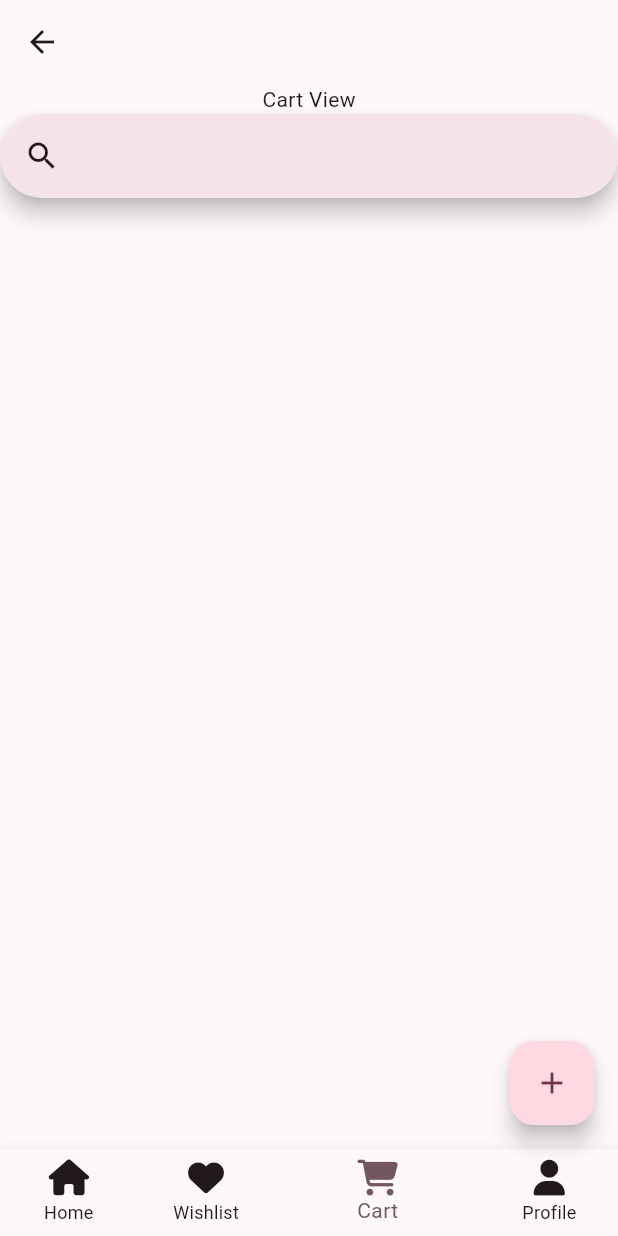
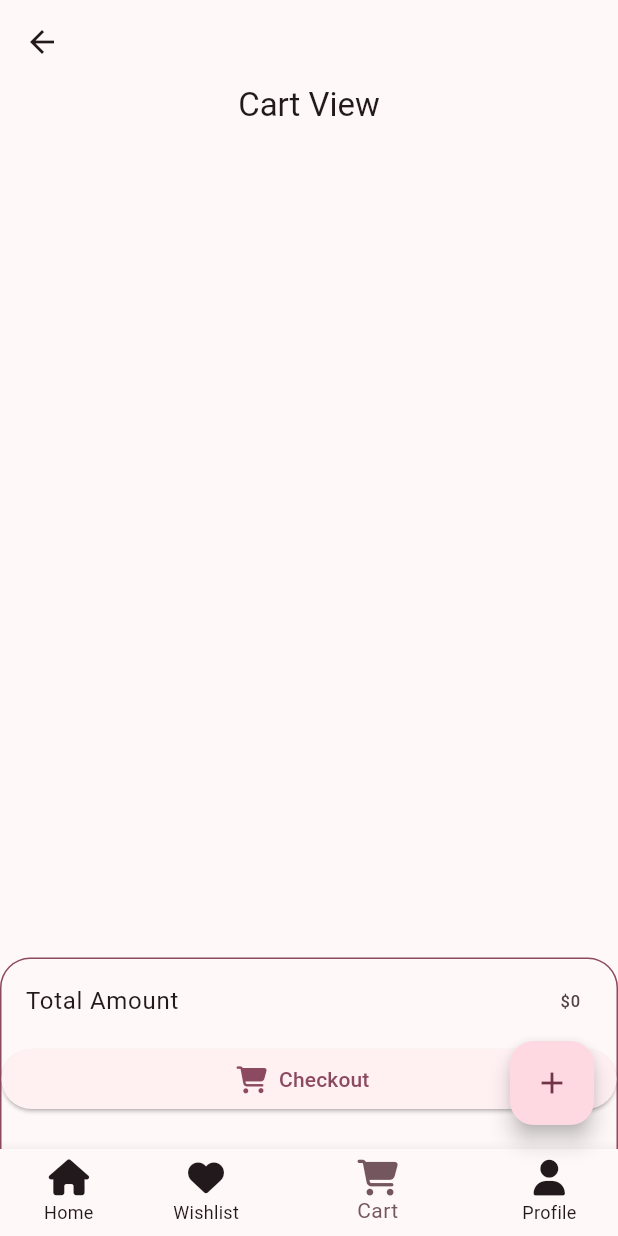
Before and after one commit to hiranmohanan/flutter_e_com, a Flutter app: the HomeView screen opened by its route, item 3 of the bottom bar chosen, on a phone screen of 412 x 824 dp. Run offline on Flutter 3.47's test engine with Material 3 defaults, Android fonts, the phone set to English and light mode, and no system bars; our stand-ins replace firebase_auth, firebase_core, firebase_database, flutter_bloc, font_awesome_flutter, google_sign_in; accounts and stored records are empty.

Commit message:
checkout in progress

```diff
--- a/lib/features/cart/view/cart_view.dart
+++ b/lib/features/cart/view/cart_view.dart
@@ -2,6 +2,8 @@ import 'package:flutter/material.dart';
 import 'package:flutter_bloc/flutter_bloc.dart';
 import 'package:flutter_e_com/features/cart/bloc/cart_bloc.dart';
 import 'package:font_awesome_flutter/font_awesome_flutter.dart';
+
+import 'checkout_view.dart';
 
 class CartView extends StatelessWidget {
   const CartView({super.key});
@@ -32,26 +34,17 @@ class CartView extends StatelessWidget {
             Center(
               child: Text(
                 'Cart View',
-                style: Theme.of(context).textTheme.bodyMedium,
+                style: Theme.of(context).textTheme.titleLarge,
               ),
             ),
 
-            SearchAnchor.bar(suggestionsBuilder: (context, controller) {
-              return List.generate(cartData.length, (index) {
-                return ListTile(
-                  title: Text(cartData[index].name!),
-                  onTap: () {
-                    controller.text = cartData[index].name!;
-                  },
-                );
-              });
-            }),
+
             const SizedBox(
               height: 30,
             ),
            Container(
              padding: const EdgeInsets.only(bottom: 200),
-                height: MediaQuery.sizeOf(context).height,
+                height: MediaQuery.sizeOf(context).height*0.6,
                 width: MediaQuery.sizeOf(context).width,
              child: ListView.builder(
                     itemCount: cartData.length,
@@ -78,16 +71,32 @@ class CartView extends StatelessWidget {
             const SizedBox(
               height: 30,
             ),
+            Container(
+              height: MediaQuery.sizeOf(context).height*0.3,
+              decoration: BoxDecoration(
+               borderRadius: const BorderRadius.only(
+                 topLeft: Radius.circular(20),
+                 topRight: Radius.circular(20),
+               ),
+               border: Border.all(
+                 color: Theme.of(context).primaryColor,),
+                // color: Theme.of(context).primaryColor,
+              ),
+              child: ListView(
+                children: <Widget>[
+                  ListTile(
+                    title: const Text('Total Amount'),
+                    trailing: Text('\$${cartData.fold(0, (previousValue, element) => previousValue + element.price!)}'),
+                  ),
             ElevatedButton.icon(
                 onPressed: () {
-                  ScaffoldMessenger.of(context).showSnackBar(
-                    const SnackBar(
-                      content: Text('Checkout Successful'),
-                    ),
-                  );
+                  Navigator.push(context, MaterialPageRoute(builder: (context)=>const CheckOutView()));
                 },
                 label: const Text('Checkout'),
                 icon: const FaIcon(FontAwesomeIcons.cartShopping)),
+                ],
+              ),
+            ),
           ],
         );
       }
--- a/lib/features/cart/view/checkout_view.dart
+++ b/lib/features/cart/view/checkout_view.dart
@@ -6,8 +6,13 @@ class CheckOutView extends StatelessWidget {
   @override
   Widget build(BuildContext context) {
     return Scaffold(
+      appBar: AppBar(
+        title: const Text('Checkout View'),
+      ),
       body: Center(
         child: Column(
+          mainAxisAlignment: MainAxisAlignment.center,
+          crossAxisAlignment: CrossAxisAlignment.center,
           children: [
             Text(
               'Checkout View',
```
